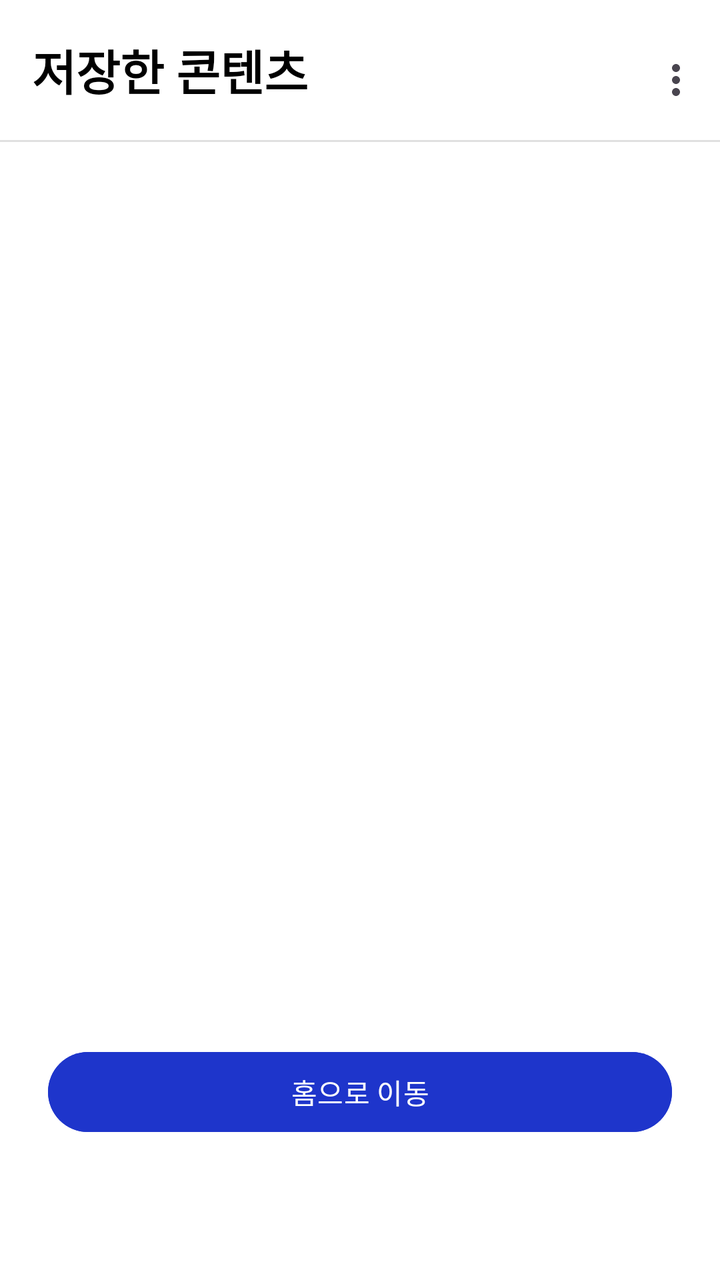
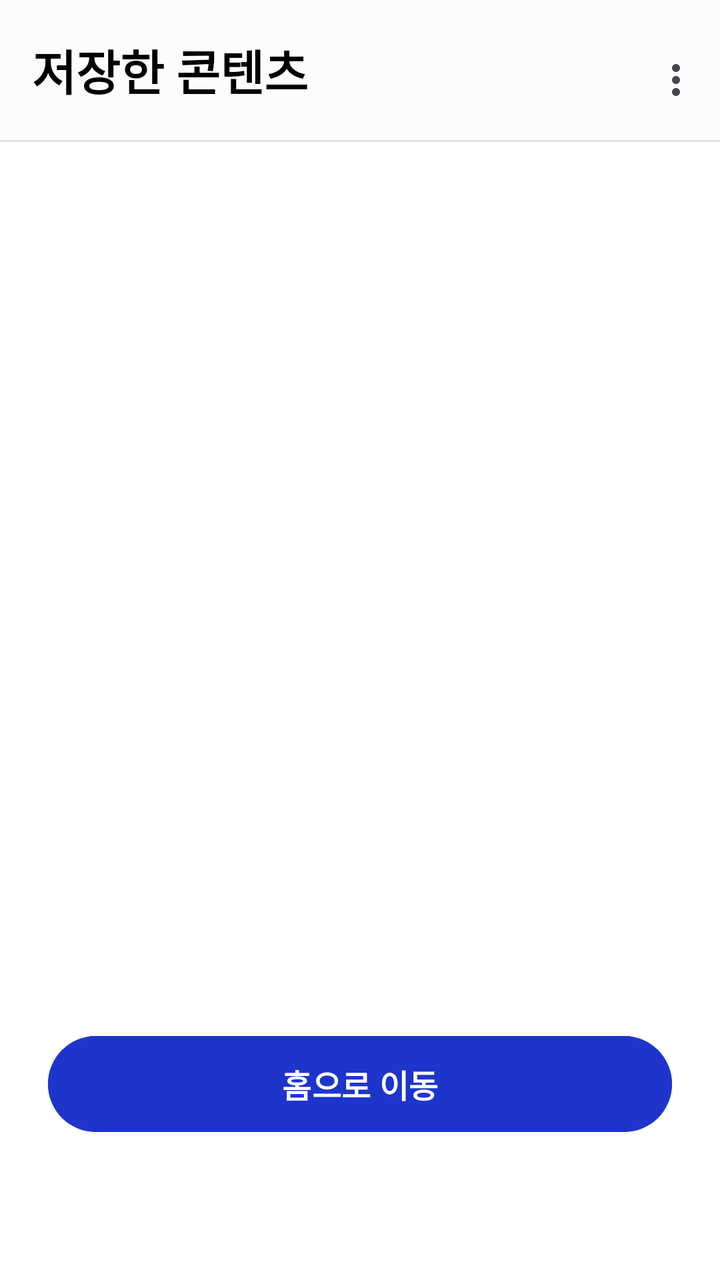

An Android layout rendered at two revisions. The XML below is the earlier revision; the diff shows what the commit changed to produce the second picture.
<!-- AndroidManifest.xml: application theme Theme.GURU2 -->
<!-- res/layout/activity_saved_content.xml -->
<?xml version="1.0" encoding="utf-8"?>
<androidx.constraintlayout.widget.ConstraintLayout
    xmlns:android="http://schemas.android.com/apk/res/android"
    xmlns:app="http://schemas.android.com/apk/res-auto"
    android:layout_width="match_parent"
    android:layout_height="match_parent"
    android:background="#FFFFFF">

    <com.google.android.material.appbar.AppBarLayout
        android:id="@+id/appBar"
        android:layout_width="0dp"
        android:layout_height="wrap_content"
        android:background="#FFFFFF"
        app:layout_constraintTop_toTopOf="parent"
        app:layout_constraintStart_toStartOf="parent"
        app:layout_constraintEnd_toEndOf="parent">

        <com.google.android.material.appbar.MaterialToolbar
            android:id="@+id/mainToolbar"
            android:layout_width="match_parent"
            android:layout_height="70dp"
            android:background="@color/white"
            android:paddingVertical="8dp"
            app:menu="@menu/menu_main"
            app:title="저장한 콘텐츠"
            app:titleTextColor="@color/black"
            app:titleTextAppearance="@style/ToolbarTitleBold"/>

        <View
            android:layout_width="match_parent"
            android:layout_height="1dp"
            android:background="#E0E0E0" />
    </com.google.android.material.appbar.AppBarLayout>

    <Button
        android:id="@+id/btnGoHome"
        android:layout_width="0dp"
        android:layout_height="48dp"
        android:layout_marginHorizontal="24dp"
        android:layout_marginStart="24dp"
        android:layout_marginEnd="24dp"
        android:layout_marginBottom="70dp"
        android:backgroundTint="#1E35CB"
        android:text="홈으로 이동"
        app:layout_constraintBottom_toBottomOf="parent"
        app:layout_constraintEnd_toEndOf="parent"
        app:layout_constraintStart_toStartOf="parent" />

    <androidx.recyclerview.widget.RecyclerView
        android:id="@+id/rv_main_vertical"
        android:layout_width="0dp"
        android:layout_height="0dp"
        app:layout_constraintBottom_toTopOf="@id/btnGoHome"
        app:layout_constraintEnd_toEndOf="parent"
        app:layout_constraintStart_toStartOf="parent"
        app:layout_constraintTop_toBottomOf="@id/appBar" />

</androidx.constraintlayout.widget.ConstraintLayout>
<!-- resources referenced by this layout -->
<resources>
  <color name="black">#FF000000</color>
  <color name="white">#FFFFFFFF</color>
  <style name="ToolbarTitleBold">
          <item name="android:textStyle">bold</item>
          <item name="android:textSize">24sp</item>
      </style>
  <style name="Theme.GURU2" parent="Base.Theme.GURU2" />
  <style name="Base.Theme.GURU2" parent="Theme.Material3.DayNight.NoActionBar">
  
          <item name="android:windowLightStatusBar">true</item>
  
          <item name="android:windowTranslucentStatus">false</item>
  
          <item name="popupMenuBackground">@android:color/transparent</item>
          <item name="android:itemBackground">#E9ECFF</item>
          
      </style>
</resources>

<!-- the commit's change to res/layout/activity_saved_content.xml (unified diff, before → after) -->
@@ -19,12 +19,12 @@
             android:id="@+id/mainToolbar"
             android:layout_width="match_parent"
             android:layout_height="70dp"
-            android:background="@color/white"
+            android:background="@color/toolbar_color"
             android:paddingVertical="8dp"
             app:menu="@menu/menu_main"
             app:title="저장한 콘텐츠"
-            app:titleTextColor="@color/black"
-            app:titleTextAppearance="@style/ToolbarTitleBold"/>
+            app:titleTextAppearance="@style/ToolbarTitleBold"
+            app:titleTextColor="@color/black" />
 
         <View
             android:layout_width="match_parent"
@@ -35,13 +35,15 @@
     <Button
         android:id="@+id/btnGoHome"
         android:layout_width="0dp"
-        android:layout_height="48dp"
+        android:layout_height="56dp"
         android:layout_marginHorizontal="24dp"
         android:layout_marginStart="24dp"
         android:layout_marginEnd="24dp"
         android:layout_marginBottom="70dp"
-        android:backgroundTint="#1E35CB"
+        android:backgroundTint="@color/confirm_active"
         android:text="홈으로 이동"
+        android:textSize="16sp"
+        android:textStyle="bold"
         app:layout_constraintBottom_toBottomOf="parent"
         app:layout_constraintEnd_toEndOf="parent"
         app:layout_constraintStart_toStartOf="parent" />
<!-- resource entries referenced after the edit -->
@@ -1,7 +1,8 @@
 <!-- resources referenced by this layout -->
 <resources>
   <color name="black">#FF000000</color>
-  <color name="white">#FFFFFFFF</color>
+  <color name="confirm_active">#1E35CB</color>
+  <color name="toolbar_color">#FCFCFC</color>
   <style name="ToolbarTitleBold">
           <item name="android:textStyle">bold</item>
           <item name="android:textSize">24sp</item>
